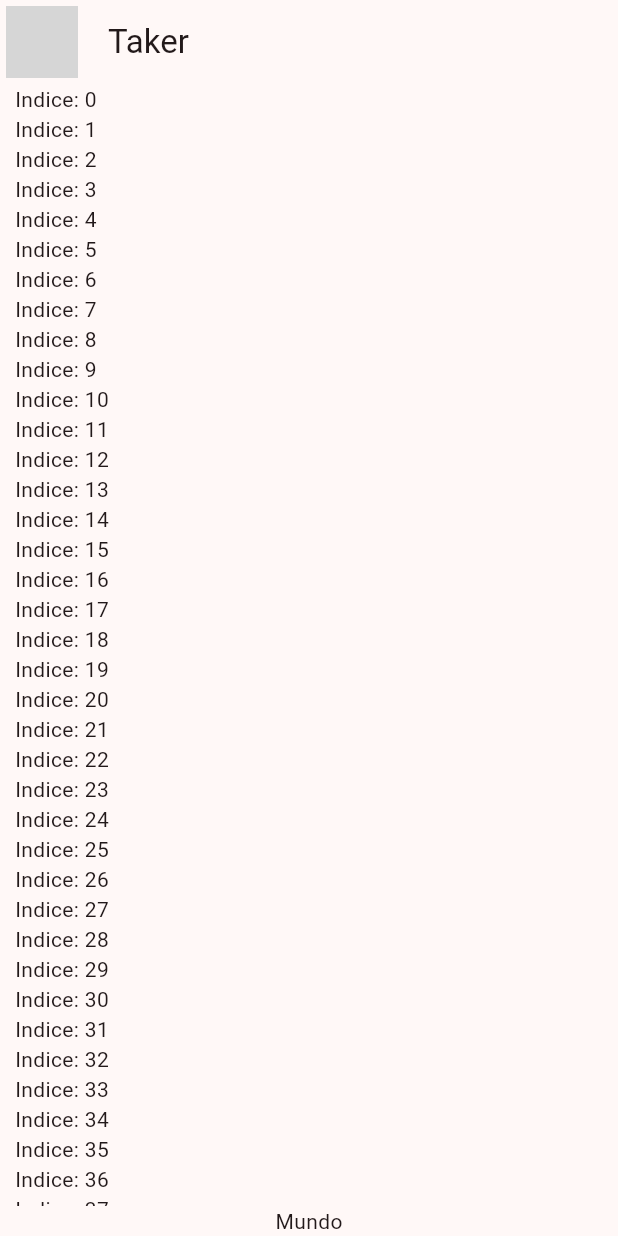
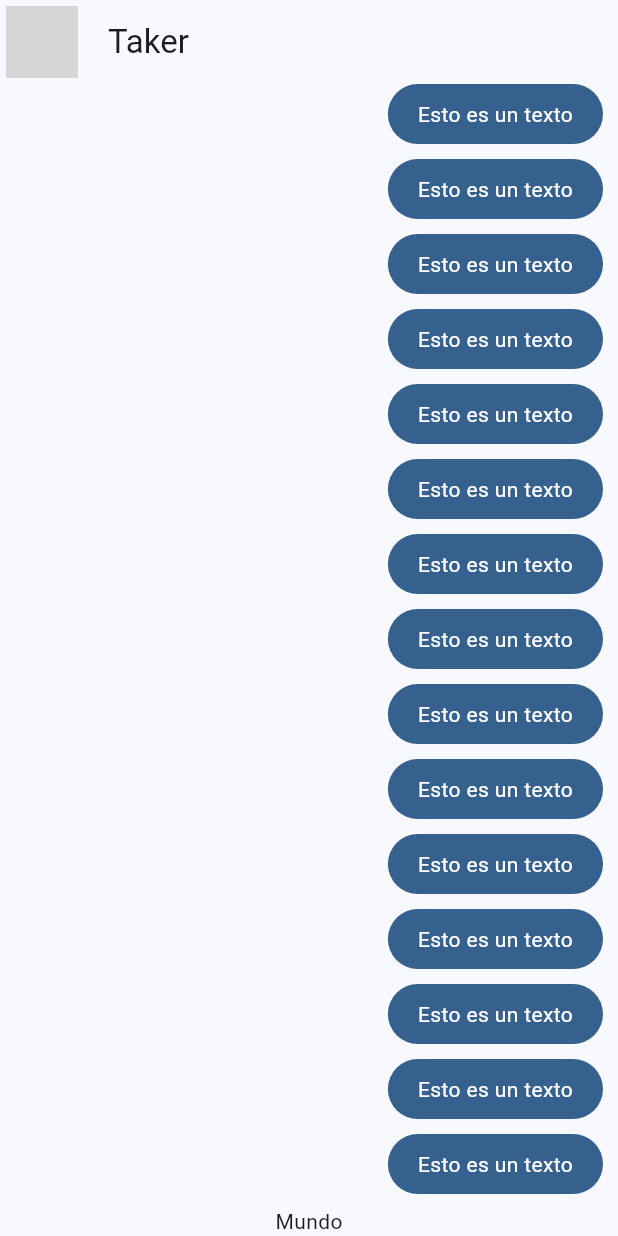
Before and after one commit to FerProx90/fluter-udemy-basico, a Flutter app: the screen it shows after launch, on a phone screen of 412 x 824 dp. Run offline on Flutter 3.47's test engine with Material 3 defaults, Android fonts, the phone set to English and light mode, and no system bars; network calls fail; grey boxes are pictures that could not be loaded.

Commit message:
widget mis mensajes

```diff
--- a/lib/config/theme/app_theme.dart
+++ b/lib/config/theme/app_theme.dart
@@ -23,7 +23,7 @@ class AppTheme {
 
   ThemeData theme() {
     return ThemeData(
-      colorSchemeSeed: _colorThemes[6],
+      colorSchemeSeed: _colorThemes[selectedColor],
       // brightness: Brightness.dark,
     );
   }
--- a/lib/main.dart
+++ b/lib/main.dart
@@ -1,6 +1,6 @@
 import 'package:flutter/material.dart';
 import 'package:hello_wordl/config/theme/app_theme.dart';
-import 'package:hello_wordl/presentation/chat/chat_screen.dart';
+import 'package:hello_wordl/presentation/screens/chat/chat_screen.dart';
 
 void main() => runApp(const MyApp());
 
@@ -12,7 +12,7 @@ class MyApp extends StatelessWidget {
     return MaterialApp(
       debugShowCheckedModeBanner: false,
       title: "Yes No App",
-      theme: AppTheme().theme(),
+      theme: AppTheme(selectedColor: 1).theme(),
       home: const ChatScreen(),
     );
   }
--- a/lib/presentation/chat/chat_screen.dart
+++ b/lib/presentation/screens/chat/chat_screen.dart
@@ -1,4 +1,5 @@
 import 'package:flutter/material.dart';
+import 'package:hello_wordl/presentation/widgets/chat/my_messages_bubble.dart';
 
 class ChatScreen extends StatelessWidget {
   const ChatScreen({super.key});
@@ -37,7 +38,7 @@ class _ChatView extends StatelessWidget {
               child: ListView.builder(
                 itemCount: 100,
                 itemBuilder: (context, index) {
-                  return Text('Indice: $index');
+                  return const MyMessagesBubble();
                 },
               ),
             ),
--- /dev/null
+++ b/lib/presentation/widgets/chat/my_messages_bubble.dart
@@ -0,0 +1,30 @@
+import 'package:flutter/material.dart';
+
+class MyMessagesBubble extends StatelessWidget {
+  const MyMessagesBubble({super.key});
+
+  @override
+  Widget build(BuildContext context) {
+    final colors = Theme.of(context).colorScheme;
+
+    return Column(
+      crossAxisAlignment: CrossAxisAlignment.end,
+      children: [
+        Container(
+          decoration: BoxDecoration(
+            color: colors.primary,
+            borderRadius: BorderRadius.circular(20),
+          ),
+          child: const Padding(
+            padding: EdgeInsets.symmetric(horizontal: 20, vertical: 10),
+            child: Text(
+              'Esto es un texto',
+              style: TextStyle(color: Colors.white),
+            ),
+          ),
+        ),
+        const SizedBox(height: 10),
+      ],
+    );
+  }
+}
```
